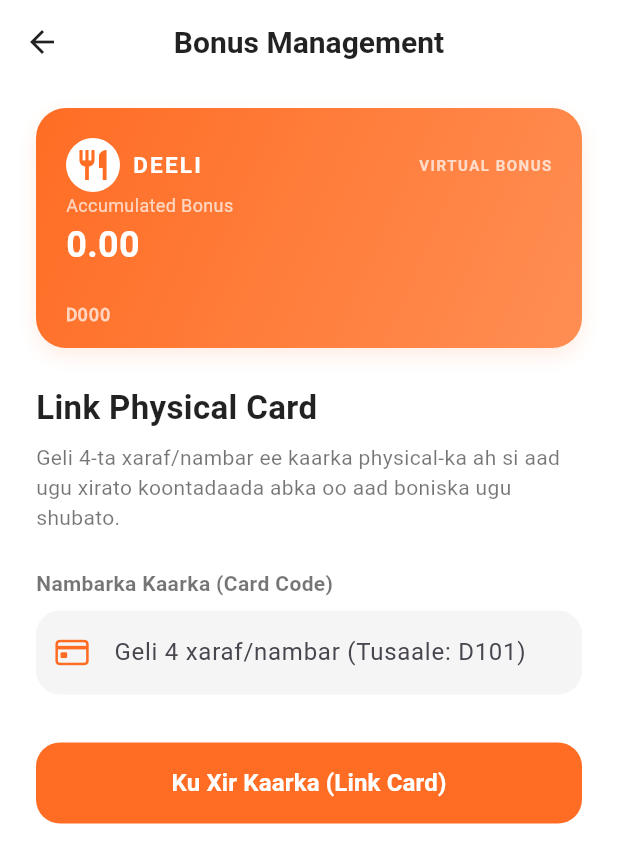
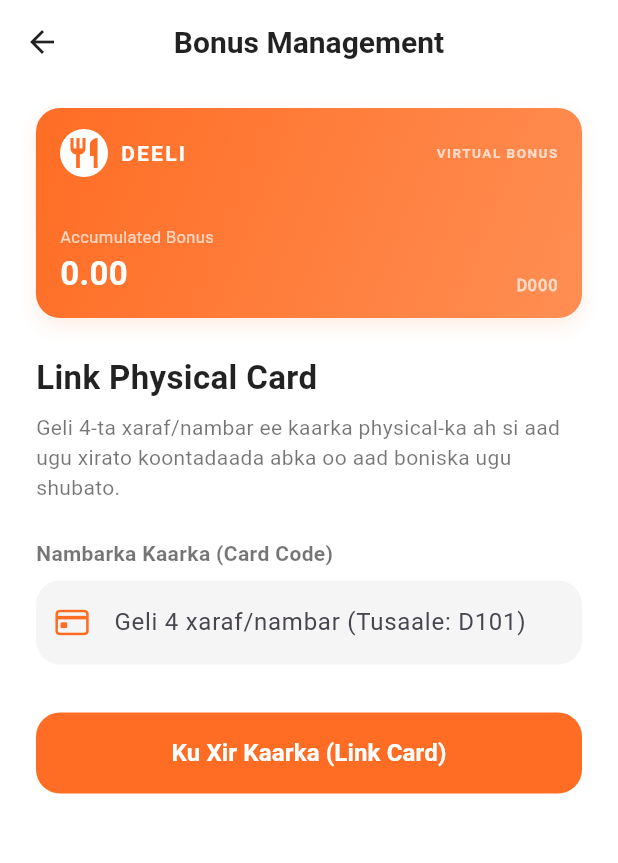
Before and after one commit to caaqilbeene/Deeli, a Flutter app: the BonusWalletPage screen opened directly, on a phone screen of 412 x 824 dp. Shown: the top 863 px of the screen. Run offline on Flutter 3.47's test engine with Material 3 defaults, Android fonts, the light colour scheme and no system bars; our stand-ins replace firebase_auth, firebase_core, fl_chart, google_fonts, image_picker, shared_preferences and 1 more; accounts and stored records are empty; network calls fail.

Commit message:
Fix bottom overflow on card with side-by-side split layout and height 140

```diff
--- a/dalab/lib/Home.dart/bonus_wallet_page.dart
+++ b/dalab/lib/Home.dart/bonus_wallet_page.dart
@@ -393,17 +393,17 @@
                   child: Column(
                     crossAxisAlignment: CrossAxisAlignment.start,
                     children: [
-                      // 1. PREMIUM CREDIT CARD (Standard Credit Card Aspect Ratio - Slimmer height 160)
+                      // 1. PREMIUM CREDIT CARD (Extremely Slim Aspect Ratio - Height 140, Zero overflow risk)
                       Container(
                         width: double.infinity,
-                        height: 160, // Sleeker height
+                        height: 140, // Ultra-slim, elegant height
                         decoration: BoxDecoration(
                           gradient: const LinearGradient(
                             colors: [Color(0xFFFF6D24), Color(0xFFFF8E53)],
                             begin: Alignment.topLeft,
                             end: Alignment.bottomRight,
                           ),
-                          borderRadius: BorderRadius.circular(20),
+                          borderRadius: BorderRadius.circular(16),
                           boxShadow: [
                             BoxShadow(
                               color: const Color(0xFFFF6D24).withOpacity(0.12),
@@ -412,7 +412,7 @@
                             ),
                           ],
                         ),
-                        padding: const EdgeInsets.all(20),
+                        padding: const EdgeInsets.symmetric(horizontal: 16, vertical: 14),
                         child: Column(
                           crossAxisAlignment: CrossAxisAlignment.start,
                           children: [
@@ -428,8 +428,8 @@
                                         alignment: Alignment.center,
                                         children: [
                                           Container(
-                                            width: 36,
-                                            height: 36,
+                                            width: 32,
+                                            height: 32,
                                             decoration: const BoxDecoration(
                                               color: Colors.white,
                                               shape: BoxShape.circle,
@@ -445,14 +445,14 @@
                                                   : const Icon(
                                                       Icons.restaurant,
                                                       color: Color(0xFFFF6D24),
-                                                      size: 18,
+                                                      size: 16,
                                                     ),
                                             ),
                                           ),
                                           if (isUploadingLogo)
                                             const SizedBox(
-                                              width: 36,
-                                              height: 36,
+                                              width: 32,
+                                              height: 32,
                                               child: CircularProgressIndicator(
                                                 strokeWidth: 2,
                                                 valueColor: AlwaysStoppedAnimation<Color>(Color(0xFFFF6D24)),
@@ -463,7 +463,7 @@
                                               bottom: 0,
                                               right: 0,
                                               child: Container(
-                                                padding: const EdgeInsets.all(2),
+                                                padding: const EdgeInsets.all(1),
                                                 decoration: const BoxDecoration(
                                                   color: Colors.black54,
                                                   shape: BoxShape.circle,
@@ -471,7 +471,7 @@
                                                 child: const Icon(
                                                   Icons.camera_alt,
                                                   color: Colors.white,
-                                                  size: 7,
+                                                  size: 6,
                                                 ),
                                               ),
                                             ),
@@ -483,7 +483,7 @@
                                         style: TextStyle(
                                           color: Colors.white,
                                           fontWeight: FontWeight.bold,
-                                          fontSize: 15,
+                                          fontSize: 14,
                                           letterSpacing: 1.5,
                                         ),
                                       ),
@@ -496,19 +496,28 @@
                                   style: TextStyle(
                                     color: Colors.white70,
                                     fontWeight: FontWeight.bold,
-                                    fontSize: 10,
+                                    fontSize: 9,
                                     letterSpacing: 1.0,
                                   ),
                                 ),
                               ],
                             ),
                             const Spacer(),
-                            // Bonus Balance Display
+                            // Split layout row at the bottom (Prevents vertical overflow completely)
+                            Row(
+                              mainAxisAlignment: MainAxisAlignment.spaceBetween,
+                              crossAxisAlignment: CrossAxisAlignment.end,
+                              children: [
+                                // Left Column: Accumulated Bonus & Balance
+                                Column(
+                                  crossAxisAlignment: CrossAxisAlignment.start,
+                                  mainAxisSize: MainAxisSize.min,
+                                  children: [
                                     const Text(
                                       "Accumulated Bonus",
                                       style: TextStyle(
                                         color: Colors.white70,
-                                fontSize: 12,
+                                        fontSize: 11,
                                       ),
                                     ),
                                     const SizedBox(height: 1),
@@ -516,20 +525,22 @@
                                       bonusBalance.toStringAsFixed(2),
                                       style: const TextStyle(
                                         color: Colors.white,
-                                fontSize: 24,
+                                        fontSize: 22,
                                         fontWeight: FontWeight.bold,
                                       ),
                                     ),
-                            const Spacer(),
-                            // Name and Card number stacked vertically (is hoos dhig)
+                                  ],
+                                ),
+                                // Right Column: User Name & Card Code stacked vertically
                                 Column(
-                              crossAxisAlignment: CrossAxisAlignment.start,
+                                  crossAxisAlignment: CrossAxisAlignment.end,
+                                  mainAxisSize: MainAxisSize.min,
                                   children: [
                                     Text(
                                       userName.toUpperCase(),
                                       style: const TextStyle(
                                         color: Colors.white,
-                                    fontSize: 13,
+                                        fontSize: 12,
                                         fontWeight: FontWeight.w600,
                                         letterSpacing: 0.5,
                                       ),
@@ -541,10 +552,12 @@
                                           : "D000",
                                       style: const TextStyle(
                                         color: Colors.white70,
-                                    fontSize: 12,
+                                        fontSize: 11,
                                         fontFamily: 'Courier',
                                         fontWeight: FontWeight.bold,
                                       ),
+                                    ),
+                                  ],
                                 ),
                               ],
                             ),
```
Lines whose indentation alone changed are shown as unchanged.
